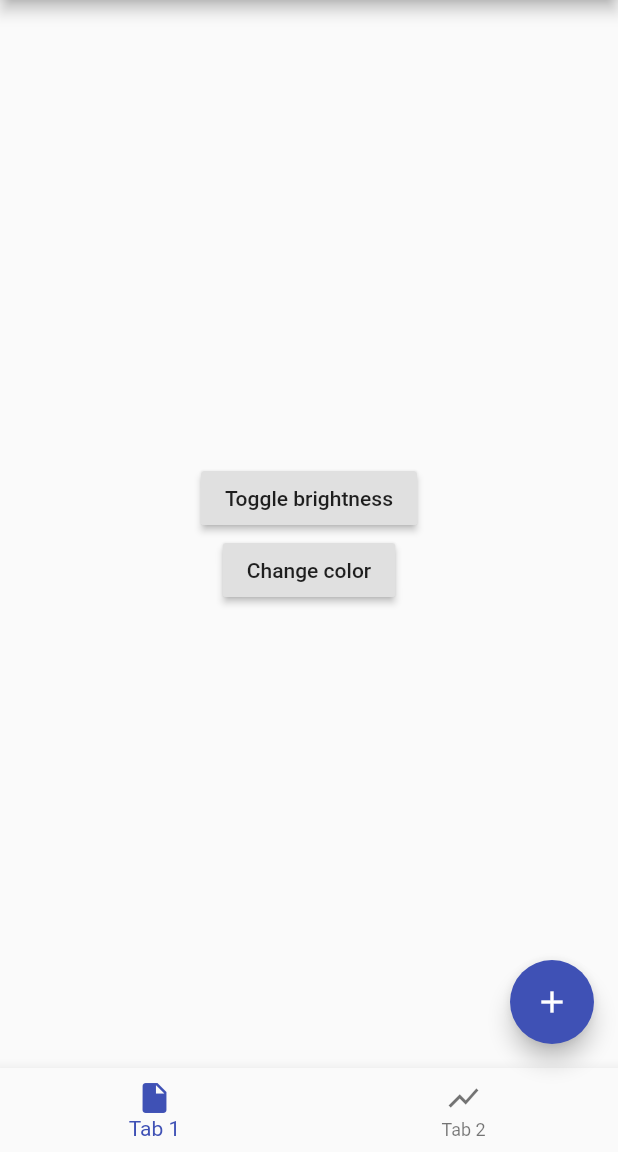
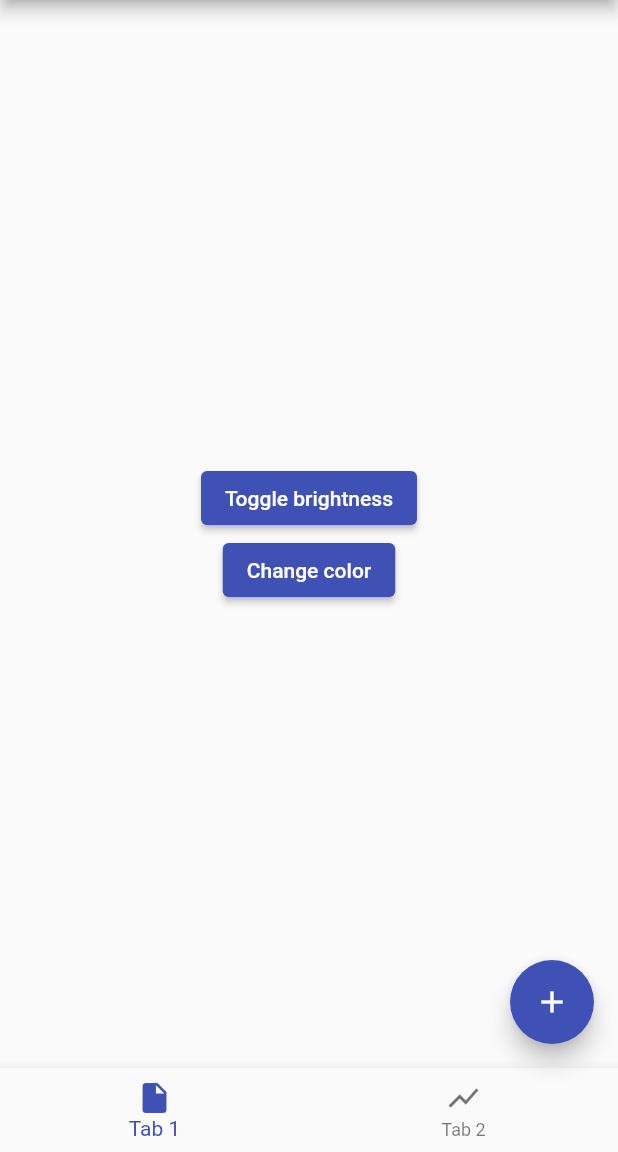
Before and after one commit to Norbert515/dynamic_theme, a Flutter app: the screen it shows after launch, on a phone screen of 412 x 824 dp, the part 84-1236 px from its top. Run offline on Flutter 3.47's test engine with Material 2 defaults, Android fonts, the phone set to English and light mode, and no system bars; our stand-ins replace shared_preferences.

Commit message:
Fix deprecation warnings

```diff
--- a/example/lib/main.dart
+++ b/example/lib/main.dart
@@ -44,11 +44,11 @@ class _MyHomePageState extends State<MyHomePage> {
         child: Column(
           mainAxisAlignment: MainAxisAlignment.center,
           children: <Widget>[
-            RaisedButton(
+            ElevatedButton(
               onPressed: DynamicTheme.of(context).toggleBrightness,
               child: const Text('Toggle brightness'),
             ),
-            RaisedButton(
+            ElevatedButton(
               onPressed: changeColor,
               child: const Text('Change color'),
             ),
@@ -60,14 +60,14 @@ class _MyHomePageState extends State<MyHomePage> {
         child: const Icon(Icons.add),
       ),
       bottomNavigationBar: BottomNavigationBar(
-        items: <BottomNavigationBarItem>[
+        items: const <BottomNavigationBarItem>[
           BottomNavigationBarItem(
             icon: Icon(Icons.insert_drive_file),
-            title: const Text('Tab 1'),
+            label: 'Tab 1',
           ),
           BottomNavigationBarItem(
             icon: Icon(Icons.show_chart),
-            title: const Text('Tab 2'),
+            label: 'Tab 2',
           ),
         ],
       ),
```
Also changed, not shown: 2 other files.
